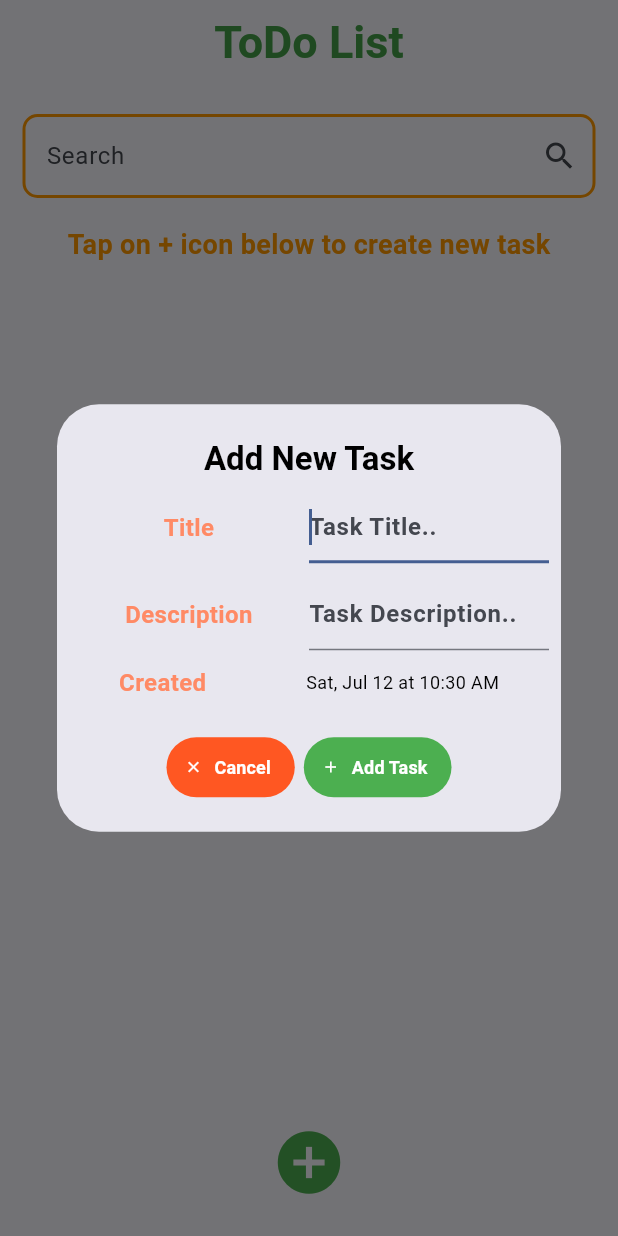
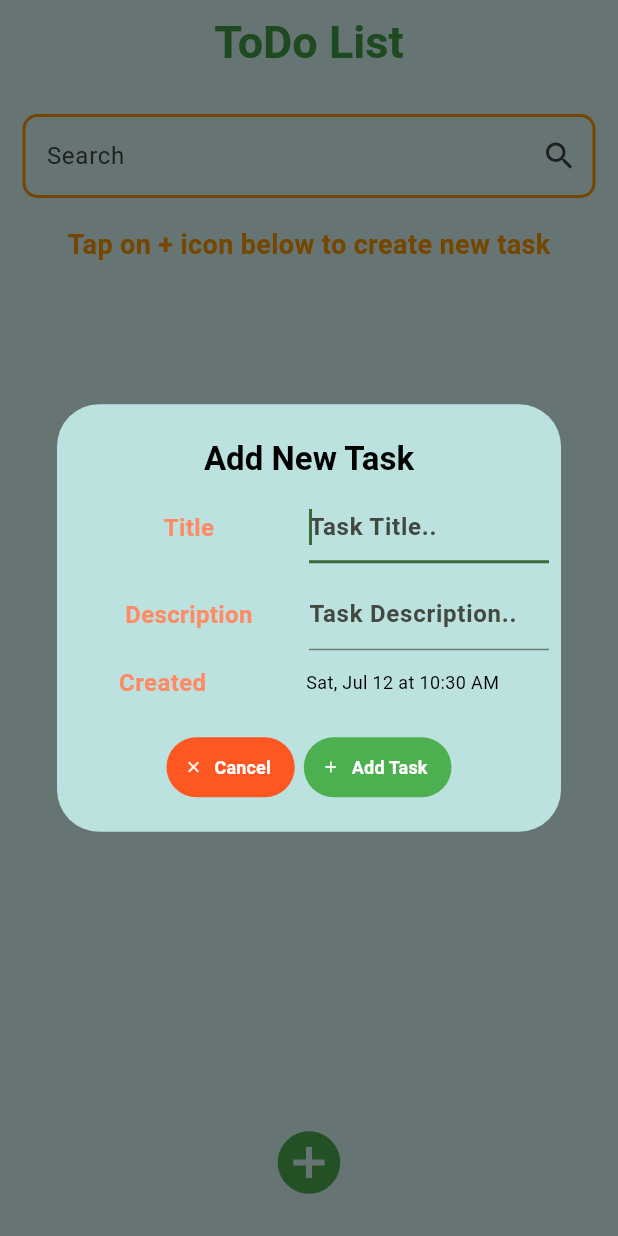
Before and after one commit to NewPotato-prog/Flutter-Todo, a Flutter app: the screen it shows after launch, after a tap on the "add circle" icon, on a phone screen of 412 x 824 dp. Run offline on Flutter 3.47's test engine with Material 3 defaults, Android fonts, the phone set to English and light mode, and no system bars; our stand-ins replace shared_preferences.

Commit message:
corrected theme name

```diff
--- a/lib/main.dart
+++ b/lib/main.dart
@@ -16,7 +16,6 @@ void main() {
     MaterialApp(
       debugShowCheckedModeBanner: false,
       theme: lightTheme,
-      darkTheme: darkTheme,
       home: ChangeNotifierProvider(
         create: (context) => TasksNotifier(),
         builder: (context, child) => Consumer<TasksNotifier>(
--- a/lib/themes.dart
+++ b/lib/themes.dart
@@ -1,8 +1,6 @@
 import 'package:flutter/material.dart';
 
-final lightTheme = ThemeData(colorSchemeSeed: Color(0xFF0E1C36));
-
-final darkTheme = ThemeData(
+final lightTheme = ThemeData(
   colorSchemeSeed: Colors.green,
   scaffoldBackgroundColor: Color(0xffDEFFFC),
   appBarTheme: AppBarTheme(
```
